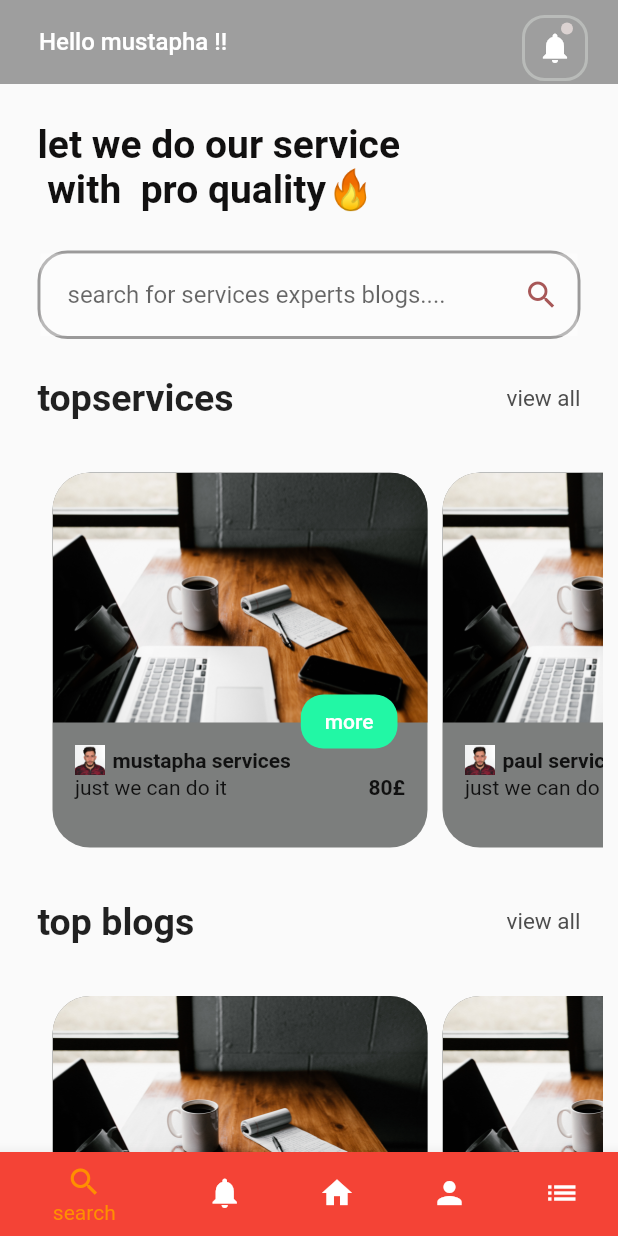
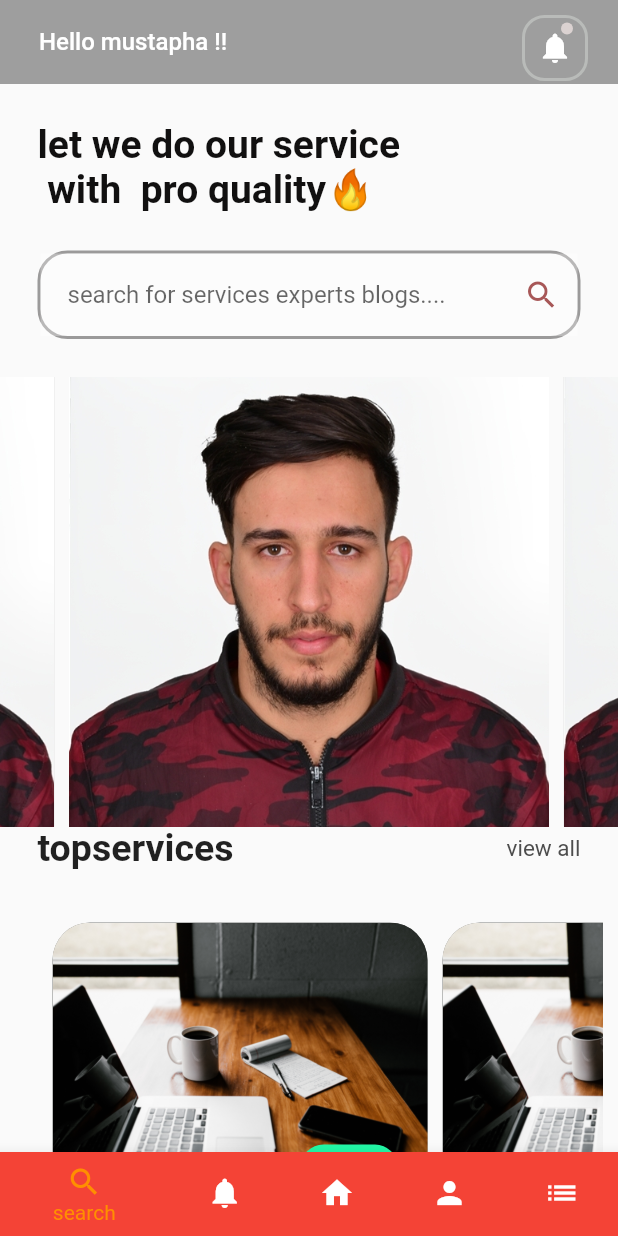
Before and after one commit to developython14/right_app_mobile, a Flutter app: the screen it shows after launch, on a phone screen of 412 x 824 dp. Run offline on Flutter 3.47's test engine with Material 2 defaults, Android fonts, the phone set to English and light mode, and no system bars; drawn by our look-alikes of carousel_slider; our stand-ins replace flutter_svg.

Commit message:
trying every  widgets in flutter

```diff
--- a/lib/pages/home/home.dart
+++ b/lib/pages/home/home.dart
@@ -3,6 +3,7 @@ import 'package:right_saudi/pages/componant/c_home.dart';
 import 'package:right_saudi/pages/login_screen/componant/rounded_password.dart';
 import 'package:right_saudi/pages/componant/services_item.dart';
 import 'package:right_saudi/pages/componant/service_model.dart';
+import 'package:carousel_slider/carousel_slider.dart';
 
 const Color back = Colors.grey;
 const Color front = Colors.white;
@@ -95,6 +96,30 @@ class homescreen extends StatelessWidget {
             children: [
               emoji_text(),
               searchbar(),
+              CarouselSlider(
+                options: CarouselOptions(
+                  height: 300.0,
+                  autoPlay: true,
+                  autoPlayInterval: Duration(seconds: 3),
+                  autoPlayAnimationDuration: Duration(milliseconds: 800),
+                  autoPlayCurve: Curves.fastOutSlowIn,
+                ),
+                items: [1, 2, 3, 4, 5].map((i) {
+                  return Builder(
+                    builder: (BuildContext context) {
+                      return Container(
+                          width: MediaQuery.of(context).size.width,
+                          margin: EdgeInsets.symmetric(horizontal: 5.0),
+                          decoration: BoxDecoration(
+                              color: Color.fromARGB(255, 216, 216, 216)),
+                          child: Image.asset(
+                            'assets/mustapha.jpg',
+                            fit: BoxFit.cover,
+                          ));
+                    },
+                  );
+                }).toList(),
+              ),
               categorytitle(
                 lefttext: "topservices",
                 righttext: "view all",
--- a/pubspec.yaml
+++ b/pubspec.yaml
@@ -30,6 +30,7 @@ dependencies:
   flutter:
     sdk: flutter
   flutter_svg: ^1.0.3
+  carousel_slider: ^4.0.0
 
 
   # The following adds the Cupertino Icons font to your application.
```
Also changed, not shown: pubspec.lock.
